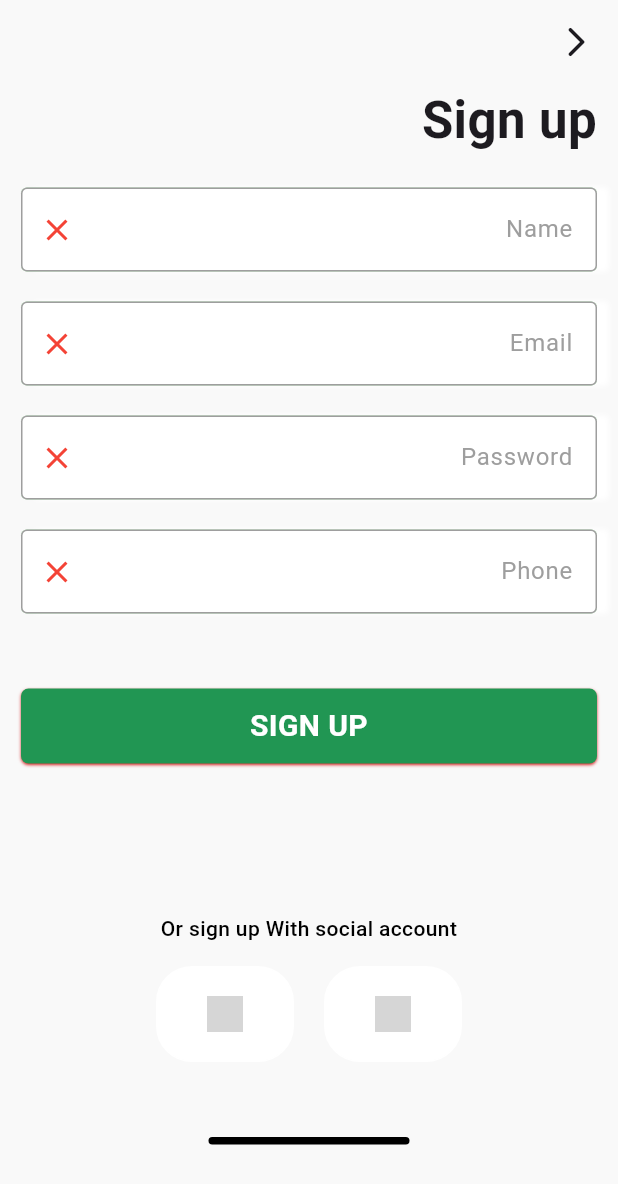
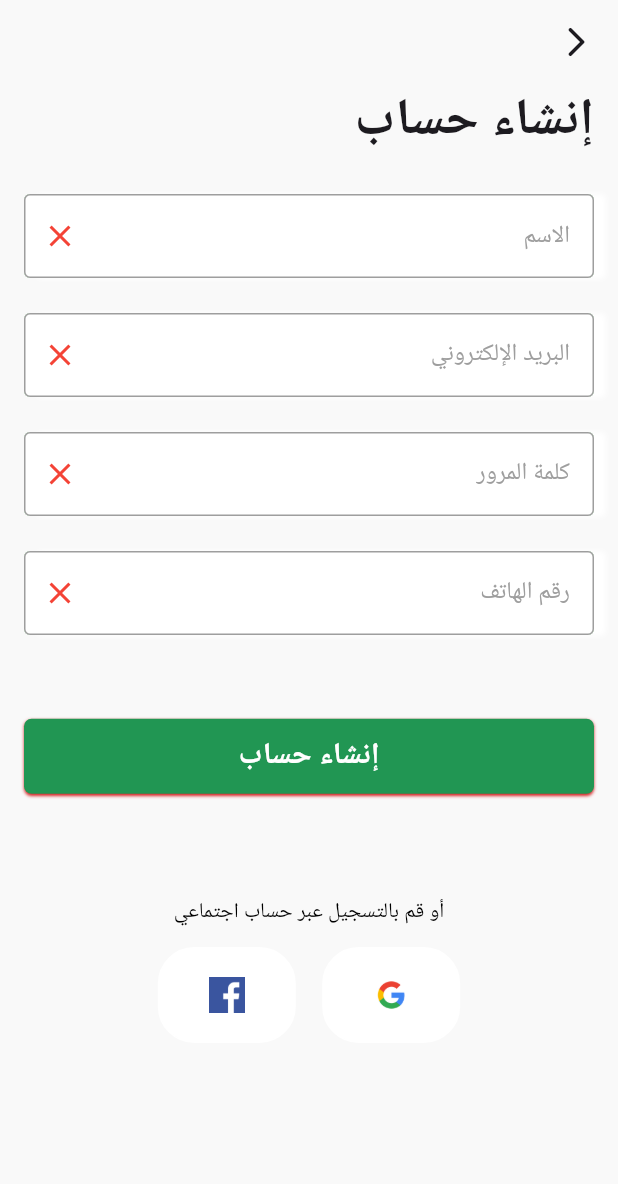
Before and after one commit to ideasandconceptsit/khayat_team1, a Flutter app: the SignupPage screen opened by its route, on a phone screen of 412 x 824 dp. Shown: the top 1184 px of the screen. Run offline on Flutter 3.47's test engine with Material 3 defaults, Android fonts, the light colour scheme and no system bars; our stand-ins replace dio, flutter_screenutil, get, get_storage; missing offline and left inert: awesome_dio_interceptor; accounts and stored records are empty; Roboto replaces fonts that are missing (Tajawal); grey boxes are pictures that could not be loaded.

Commit message:
Authintication

```diff
--- a/lib/core/translations/ar.dart
+++ b/lib/core/translations/ar.dart
@@ -4,11 +4,21 @@ const Map<String, String> ar = {
   'hello': 'مرحبا',
   'welcome': 'مرحبًا بك في تطبيقنا!',
   'change_language': 'تغيير اللغة',
-  // login page
-  'login':'تسجيل الدخول',
-  // signup page
-  'signup': 'إنشاء حساب',
-
+  //auth
+  'login': 'تسجيل الدخول',
+  'email': 'البريد الإلكتروني',
+  'password': 'كلمة المرور',
+  'forgot_password': 'نسيت كلمة المرور؟',
+  'dont_have_account': 'ليس لديك حساب؟',
+  'login_button': 'تسجيل الدخول',
+  'continue_as_guest': 'المتابعة كزائر!',
+  'social_login': 'أو قم بتسجيل الدخول عبر حساب اجتماعي',
+  'sign_up': 'إنشاء حساب',
+  'name': 'الاسم',
+  'phone': 'رقم الهاتف',
+  'social_sign_up': 'أو قم بالتسجيل عبر حساب اجتماعي',
+  'otp': 'رمز التحقق',
+  'verification':'التحقق',
 
 
 };
--- a/lib/core/translations/en.dart
+++ b/lib/core/translations/en.dart
@@ -4,8 +4,20 @@ const Map<String, String> en = {
   'welcome': 'Welcome to our app!',
   'change_language': 'Change Language',
 
-  // login page
-  'login':'Login',
-  // signup page
-  'signup': 'SignUp' ,
+
+  // Auth
+  'login': 'Login',
+  'email': 'Email',
+  'password': 'Password',
+  'forgot_password': 'Forgot your password?',
+  'dont_have_account': "Don't have an account?",
+  'login_button': 'LOGIN',
+  'continue_as_guest': 'Continue as a Guest!',
+  'social_login': 'Or login with social account',
+  'sign_up': 'Sign up',
+  'name': 'Name',
+  'phone': 'Phone',
+  'social_sign_up': 'Or sign up with social account',
+  'otp': 'OTP',
+  'verification':'Verification',
 };
--- a/lib/features/authintication/view/login_pages/widgets_login/login_footer.dart
+++ b/lib/features/authintication/view/login_pages/widgets_login/login_footer.dart
@@ -1,4 +1,6 @@
 import 'package:flutter/material.dart';
+import 'package:flutter_screenutil/flutter_screenutil.dart';
+import 'package:get/get.dart';
 import '../../../../../core/app_style.dart';
 import '../../widgets/social_buttons.dart';
 
@@ -11,11 +13,11 @@ class LoginFooter extends StatelessWidget {
       children: [
          Center(
           child: Text(
-            "Or login With social account",
+            "social_login".tr,
             style: AppStyle.textInLogin.copyWith(color: Colors.black),
           ),
         ),
-        const SizedBox(height: 10),
+         SizedBox(height: 12.h),
         SocialButtons(),
         const SizedBox(height: 50),
       ],
--- a/lib/features/authintication/view/login_pages/widgets_login/login_form.dart
+++ b/lib/features/authintication/view/login_pages/widgets_login/login_form.dart
@@ -1,4 +1,5 @@
 import 'package:flutter/material.dart';
+import 'package:flutter_screenutil/flutter_screenutil.dart';
 import 'package:get/get.dart';
 import '../../../../../core/app_style.dart';
 import '../../../../../state_managment/app_routers.dart';
@@ -14,14 +15,14 @@ class LoginForm extends StatelessWidget {
   Widget build(BuildContext context) {
     return Column(
       children: [
-        CustomTextField(label: "Email", controller: controller.emailController),
-        const SizedBox(height: 10),
+        CustomTextField(label: "email".tr, controller: controller.emailController),
+         SizedBox(height: 8.h),
         CustomTextField(
-          label: "Password",
+          label: "password".tr,
           controller: controller.passwordController,
           isPassword: true,
         ),
-        const SizedBox(height: 10),
+        SizedBox(height: 16.h),
         Align(
           alignment: Alignment.center,
           child: GestureDetector(
@@ -29,14 +30,14 @@ class LoginForm extends StatelessWidget {
                 // go to forget password
               },
               child:
-                 const Text("Forgot your password?", style: AppStyle.textInLogin)),
+                  Text("forgot_password".tr, style: AppStyle.textInLogin)),
         ),
-        const SizedBox(height: 10),
+         SizedBox(height: 5.h),
         GestureDetector(
           onTap: () => Get.toNamed(Routes.signupPage),
           child: Center(
             child: Text(
-              "Don't have an account?",
+              "dont_have_account".tr,
               style: AppStyle.textInLogin
                   .copyWith(fontSize: 16, color: Colors.black),
             ),
--- a/lib/features/authintication/view/signup_pages/signup_page.dart
+++ b/lib/features/authintication/view/signup_pages/signup_page.dart
@@ -1,13 +1,13 @@
 import 'package:flutter/material.dart';
+import 'package:flutter_screenutil/flutter_screenutil.dart';
 import 'package:get/get.dart';
 import 'package:team1_khayat/features/authintication/view/signup_pages/widgets_signup/signup_appbar.dart';
 import 'package:team1_khayat/features/authintication/view/signup_pages/widgets_signup/signup_button.dart';
 import 'package:team1_khayat/features/authintication/view/signup_pages/widgets_signup/signup_form.dart';
-import 'package:team1_khayat/features/authintication/view/signup_pages/widgets_signup/social_login.dart';
+import 'package:team1_khayat/features/authintication/view/signup_pages/widgets_signup/social_signup.dart';
 import '../../auth_controllers/signup_controller.dart';
 import '../../../../core/app_colors.dart';
 import '../../../../core/app_style.dart';
-import '../widgets/ndicator_widget.dart';
 
 class SignupPage extends StatelessWidget {
    SignupPage({super.key});
@@ -19,19 +19,17 @@ class SignupPage extends StatelessWidget {
       backgroundColor: AppColors.background,
       appBar: buildSignupAppBar(),
       body: SingleChildScrollView(
-        padding: const EdgeInsets.symmetric(horizontal: 14),
+        padding: const EdgeInsets.symmetric(horizontal: 16),
         child: Column(
           crossAxisAlignment: CrossAxisAlignment.start,
           children: [
-            Text('Sign up'.tr, style: AppStyle.navBar),
-            const SizedBox(height: 20),
+            Text('sign_up'.tr, style: AppStyle.navBar),
+             SizedBox(height: 23.h),
             SignupForm(controller: controller),
-            const SizedBox(height: 50),
+             SizedBox(height: 55.h),
             const SignupButton(),
-            const SizedBox(height: 100),
-            const SocialLogin(),
-            const SizedBox(height: 50),
-            Center(child: buildHomeIndicator()),
+             SizedBox(height: 68.h),
+            const SocialSignup(),
           ],
         ),
       ),
--- a/lib/features/authintication/view/signup_pages/widgets_signup/signup_button.dart
+++ b/lib/features/authintication/view/signup_pages/widgets_signup/signup_button.dart
@@ -9,7 +9,7 @@ class SignupButton extends StatelessWidget {
   @override
   Widget build(BuildContext context) {
     return CustomButton(
-      text: "SIGN UP",
+      text: "sign_up".tr,
       onPressed: () => Get.toNamed(Routes.verificationPage),
     );
   }
--- a/lib/features/authintication/view/signup_pages/widgets_signup/signup_form.dart
+++ b/lib/features/authintication/view/signup_pages/widgets_signup/signup_form.dart
@@ -1,4 +1,7 @@
 import 'package:flutter/material.dart';
+import 'package:flutter_screenutil/flutter_screenutil.dart';
+import 'package:get/get.dart';
+import 'package:get/get_common/get_reset.dart';
 import '../../../auth_controllers/signup_controller.dart';
 import '../../widgets/custom_text_field.dart';
 
@@ -11,18 +14,18 @@ class SignupForm extends StatelessWidget {
   Widget build(BuildContext context) {
     return Column(
       children: [
-        CustomTextField(label: "Name", controller: controller.nameController),
-        const SizedBox(height: 20),
-        CustomTextField(label: "Email", controller: controller.emailController),
-        const SizedBox(height: 20),
+        CustomTextField(label: "name".tr, controller: controller.nameController),
+         SizedBox(height: 23.h),
+        CustomTextField(label: "email".tr, controller: controller.emailController),
+         SizedBox(height: 23.h),
         CustomTextField(
-          label: "Password",
+          label: "password".tr,
           controller: controller.passwordController,
           isPassword: true,
         ),
-        const SizedBox(height: 20),
+         SizedBox(height: 23.h),
         CustomTextField(
-          label: "Phone",
+          label: "phone".tr,
           controller: controller.phoneController,
           isNumber: true,
         ),
--- a/lib/features/authintication/view/signup_pages/widgets_signup/social_login.dart
+++ b/lib/features/authintication/view/signup_pages/widgets_signup/social_signup.dart
@@ -1,9 +1,12 @@
 import 'package:flutter/material.dart';
+import 'package:flutter_screenutil/flutter_screenutil.dart';
+import 'package:get/get.dart';
+import 'package:get/get_common/get_reset.dart';
 import '../../../../../core/app_style.dart';
 import '../../widgets/social_buttons.dart';
 
-class SocialLogin extends StatelessWidget {
-  const SocialLogin({super.key});
+class SocialSignup extends StatelessWidget {
+  const SocialSignup({super.key});
 
   @override
   Widget build(BuildContext context) {
@@ -11,11 +14,11 @@ class SocialLogin extends StatelessWidget {
       children: [
         Center(
           child: Text(
-            "Or sign up With social account",
+            "social_sign_up".tr,
             style: AppStyle.textInLogin.copyWith(color: Colors.black),
           ),
         ),
-        const SizedBox(height: 15),
+         SizedBox(height: 12.h),
         SocialButtons(),
       ],
     );
--- a/lib/features/authintication/view/widgets/social_buttons.dart
+++ b/lib/features/authintication/view/widgets/social_buttons.dart
@@ -1,4 +1,5 @@
 import 'package:flutter/material.dart';
+import 'package:flutter_screenutil/flutter_screenutil.dart';
 
 class SocialButtons extends StatelessWidget {
   @override
@@ -8,7 +9,7 @@ class SocialButtons extends StatelessWidget {
           mainAxisAlignment: MainAxisAlignment.center,
           children: [
             _buildSocialButton("assets/google-icon-2048x2048-pks9lbdv.png"),
-          const  SizedBox(width: 20),
+            SizedBox(width: 16.w),
             _buildSocialButton("assets/124010.png"),
           ],
         );
@@ -18,17 +19,17 @@ class SocialButtons extends StatelessWidget {
     return Container(
       height: 64,
       width: 92,
-      padding:const EdgeInsets.all(10),
+      padding:const EdgeInsets.all(12),
       decoration: BoxDecoration(
         color: Colors.white,
-        borderRadius: BorderRadius.circular(24),
+        borderRadius: BorderRadius.circular(24.r),
         border: Border.all(color: Colors.white),
       ),
       child: Center(
         child: Image.asset(
           imagePath,
-          width: 24,
-          height: 24,
+          width: 24.w,
+          height: 24.h,
           fit: BoxFit.contain,
         ),
       ),
```
Also changed, not shown: lib/features/authintication/view/login_pages/login_page.dart (+9 -9 lines), lib/features/authintication/view/login_pages/widgets_login/login_buttons.dart (+8 -6 lines), lib/features/authintication/view/verification_pages/verification_page.dart (+8 -12 lines), assets/124010.png (added), assets/google-icon-2048x2048-pks9lbdv.png (added).
